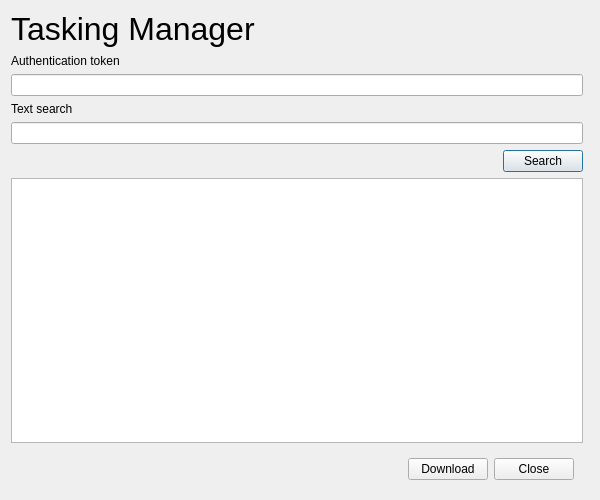
This is tasking_manager/tasking_manager_dialog_base.ui in JorgeMrtnzG/qgis-tasking-manager as Qt 5 draws it before an edit. The edited form follows.
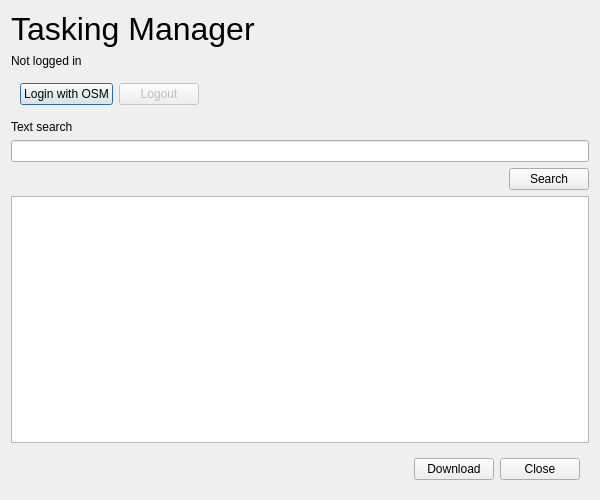
This is the edited form.

Commit message: Test osm login

Diff of the .ui file:
```diff
--- a/tasking_manager/tasking_manager_dialog_base.ui
+++ b/tasking_manager/tasking_manager_dialog_base.ui
@@ -14,29 +14,6 @@
    <string>Tasking Manager</string>
   </property>
   <layout class="QGridLayout" name="gridLayout">
-   <item row="2" column="0">
-    <widget class="QLineEdit" name="token_edit"/>
-   </item>
-   <item row="6" column="0">
-    <widget class="QListWidget" name="projects_list"/>
-   </item>
-   <item row="4" column="0">
-    <widget class="QLineEdit" name="textsearch_edit"/>
-   </item>
-   <item row="3" column="0">
-    <widget class="QLabel" name="label_3">
-     <property name="text">
-      <string>Text search</string>
-     </property>
-    </widget>
-   </item>
-   <item row="1" column="0">
-    <widget class="QLabel" name="label">
-     <property name="text">
-      <string>Authentication token</string>
-     </property>
-    </widget>
-   </item>
    <item row="0" column="0" colspan="2">
     <widget class="QLabel" name="label_title">
      <property name="text">
@@ -44,20 +21,55 @@
      </property>
     </widget>
    </item>
-   <item row="5" column="0" alignment="Qt::AlignRight">
-    <widget class="QPushButton" name="search_button">
-     <property name="sizePolicy">
-      <sizepolicy hsizetype="Maximum" vsizetype="Minimum">
-       <horstretch>0</horstretch>
-       <verstretch>0</verstretch>
-      </sizepolicy>
-     </property>
+   <item row="2" column="0" colspan="2" alignment="Qt::AlignLeft">
+    <widget class="QWidget" name="authWidget" native="true">
+     <layout class="QHBoxLayout" name="authLayout">
+      <item>
+       <widget class="QPushButton" name="login_button">
+        <property name="sizePolicy">
+         <sizepolicy hsizetype="Maximum" vsizetype="Fixed">
+          <horstretch>0</horstretch>
+          <verstretch>0</verstretch>
+         </sizepolicy>
+        </property>
+        <property name="text">
+         <string>Login with OSM</string>
+        </property>
+       </widget>
+      </item>
+      <item>
+       <widget class="QPushButton" name="logout_button">
+        <property name="enabled">
+         <bool>false</bool>
+        </property>
+        <property name="sizePolicy">
+         <sizepolicy hsizetype="Maximum" vsizetype="Fixed">
+          <horstretch>0</horstretch>
+          <verstretch>0</verstretch>
+         </sizepolicy>
+        </property>
+        <property name="text">
+         <string>Logout</string>
+        </property>
+       </widget>
+      </item>
+     </layout>
+    </widget>
+   </item>
+   <item row="4" column="0" colspan="2">
+    <widget class="QLabel" name="label_3">
      <property name="text">
-      <string>Search</string>
+      <string>Text search</string>
      </property>
     </widget>
    </item>
-   <item row="7" column="0" alignment="Qt::AlignRight">
+   <item row="5" column="0" colspan="2">
+    <widget class="QLineEdit" name="textsearch_edit"/>
+   </item>
+   <item row="7" column="0" colspan="2">
+    <widget class="QListWidget" name="projects_list"/>
+   </item>
+   <item row="8" column="0" colspan="2" alignment="Qt::AlignRight">
     <widget class="QWidget" name="horizontalWidget" native="true">
      <layout class="QHBoxLayout" name="horizontalLayout">
       <item>
@@ -89,6 +101,29 @@
      </layout>
     </widget>
    </item>
+   <item row="1" column="0">
+    <widget class="QLabel" name="auth_status_label">
+     <property name="text">
+      <string>Not logged in</string>
+     </property>
+     <property name="wordWrap">
+      <bool>true</bool>
+     </property>
+    </widget>
+   </item>
+   <item row="6" column="1">
+    <widget class="QPushButton" name="search_button">
+     <property name="sizePolicy">
+      <sizepolicy hsizetype="Maximum" vsizetype="Minimum">
+       <horstretch>0</horstretch>
+       <verstretch>0</verstretch>
+      </sizepolicy>
+     </property>
+     <property name="text">
+      <string>Search</string>
+     </property>
+    </widget>
+   </item>
   </layout>
  </widget>
  <resources/>
```
The commit also changes 11 other files.
